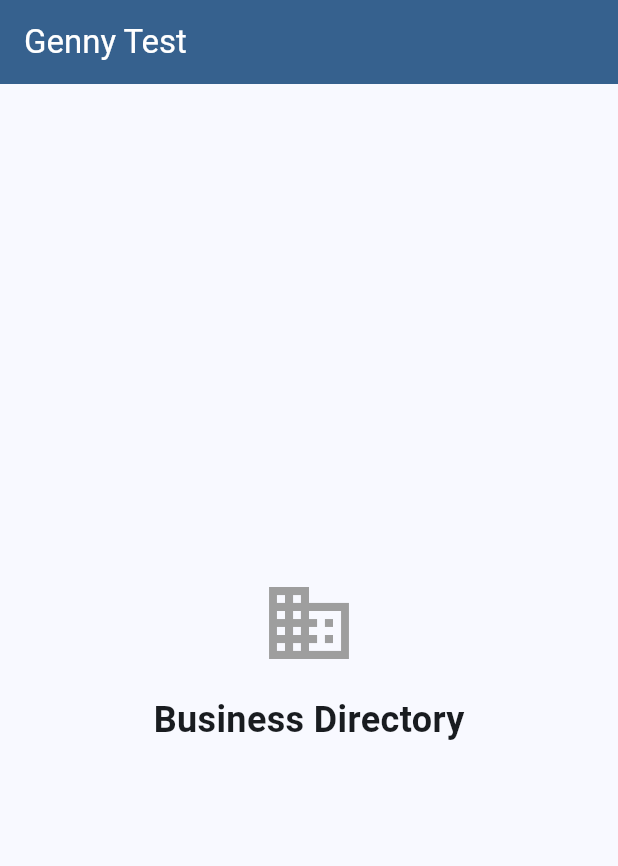
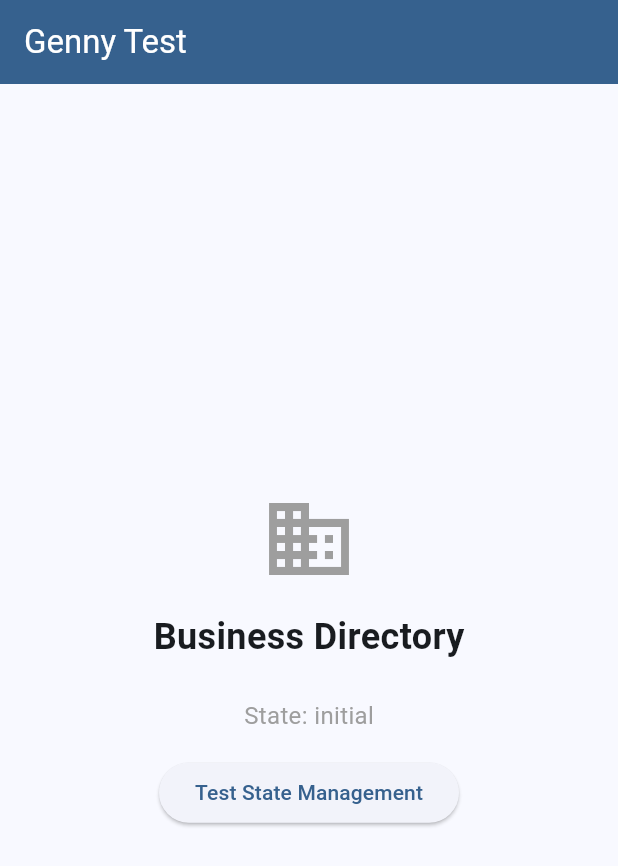
Before and after one commit to FarhanAbid01/geny_test, a Flutter app: the screen it shows after launch, on a phone screen of 412 x 824 dp. Shown: the top 866 px of the screen. Run offline on Flutter 3.47's test engine with Material 3 defaults, Android fonts, the phone set to English and light mode, and no system bars; our stand-ins replace equatable.

Commit message:
add data models and state management

```diff
--- a/lib/main.dart
+++ b/lib/main.dart
@@ -1,4 +1,6 @@
 import 'package:flutter/material.dart';
+import 'package:provider/provider.dart';
+import 'providers/business_provider.dart';
 
 void main() {
   runApp(const GennyTestApp());
@@ -9,7 +11,9 @@ class GennyTestApp extends StatelessWidget {
 
   @override
   Widget build(BuildContext context) {
-    return MaterialApp(
+    return ChangeNotifierProvider(
+      create: (_) => BusinessProvider(),
+      child: MaterialApp(
         title: 'Genny Test - Business Directory',
         debugShowCheckedModeBanner: false,
         theme: ThemeData(
@@ -18,6 +22,7 @@ class GennyTestApp extends StatelessWidget {
           useMaterial3: true,
         ),
         home: const ScaffoldScreen(),
+      ),
     );
   }
 }
@@ -33,26 +38,40 @@ class ScaffoldScreen extends StatelessWidget {
         backgroundColor: Theme.of(context).primaryColor,
         foregroundColor: Colors.white,
       ),
-      body: const Center(
+      body: Consumer<BusinessProvider>(
+        builder: (context, provider, child) {
+          return Center(
             child: Column(
               mainAxisAlignment: MainAxisAlignment.center,
               children: [
-            Icon(
+                const Icon(
                   Icons.business,
                   size: 64,
                   color: Colors.grey,
                 ),
-            SizedBox(height: 16),
-            Text(
+                const SizedBox(height: 16),
+                const Text(
                   'Business Directory',
                   style: TextStyle(
                     fontSize: 24,
                     fontWeight: FontWeight.bold,
                   ),
                 ),
-
+                const SizedBox(height: 24),
+                // Show state management working
+                Text(
+                  'State: ${provider.state.name}',
+                  style: const TextStyle(fontSize: 16, color: Colors.grey),
+                ),
+                const SizedBox(height: 16),
+                ElevatedButton(
+                  onPressed: () => provider.loadBusinesses(),
+                  child: const Text('Test State Management'),
+                ),
               ],
             ),
+          );
+        },
       ),
     );
   }
--- /dev/null
+++ b/lib/models/business.dart
@@ -0,0 +1,53 @@
+import 'package:equatable/equatable.dart';
+
+class Business extends Equatable {
+  final String id;
+  final String name;
+  final String location;
+  final String contactNumber;
+
+  const Business({
+    required this.id,
+    required this.name,
+    required this.location,
+    required this.contactNumber,
+  });
+
+  // Factory constructor to normalize messy JSON keys
+  factory Business.fromJson(Map<String, dynamic> json, {int? index}) {
+    return Business(
+      id: (index?.toString() ?? json['id']?.toString()) ??
+          DateTime.now().millisecondsSinceEpoch.toString(),
+      name: _validateAndNormalize(json['biz_name'] ?? json['name'] ?? ''),
+      location: _validateAndNormalize(json['bss_location'] ?? json['location'] ?? ''),
+      contactNumber: _validateAndNormalize(json['contct_no'] ?? json['contact'] ?? ''),
+    );
+  }
+
+  // Data validation and normalization
+  static String _validateAndNormalize(String value) {
+    if (value.isEmpty) return 'Not Available';
+    return value.trim();
+  }
+
+  Map<String, dynamic> toJson() {
+    return {
+      'id': id,
+      'name': name,
+      'location': location,
+      'contactNumber': contactNumber,
+    };
+  }
+
+  // Validation methods
+  bool get isValid => name != 'Not Available' && location != 'Not Available';
+
+  bool get hasValidContact => contactNumber != 'Not Available' &&
+      contactNumber.isNotEmpty;
+
+  @override
+  List<Object?> get props => [id, name, location, contactNumber];
+
+  @override
+  String toString() => 'Business(id: $id, name: $name, location: $location)';
+}
--- /dev/null
+++ b/lib/providers/business_provider.dart
@@ -0,0 +1,72 @@
+import 'package:flutter/foundation.dart';
+import '../models/business.dart';
+
+enum BusinessState {
+  initial,
+  loading,
+  loaded,
+  empty,
+  error
+}
+
+class BusinessProvider with ChangeNotifier {
+  BusinessState _state = BusinessState.initial;
+  List<Business> _businesses = [];
+  String? _errorMessage;
+
+  // Getters
+  BusinessState get state => _state;
+  List<Business> get businesses => List.unmodifiable(_businesses);
+  String? get errorMessage => _errorMessage;
+  bool get isLoading => _state == BusinessState.loading;
+  bool get hasError => _state == BusinessState.error;
+  bool get isEmpty => _state == BusinessState.empty;
+  bool get hasData => _businesses.isNotEmpty;
+
+  // Get business by ID
+  Business? getBusinessById(String id) {
+    try {
+      return _businesses.firstWhere((business) => business.id == id);
+    } catch (e) {
+      return null;
+    }
+  }
+
+  // Mock method for now - will be implemented with service in next commit
+  Future<void> loadBusinesses({bool forceRefresh = false}) async {
+    _setState(BusinessState.loading);
+
+    // Simulate loading delay
+    await Future.delayed(const Duration(seconds: 1));
+
+    // Mock data for testing state management
+    _businesses = [
+      const Business(
+        id: '1',
+        name: 'Sample Business',
+        location: 'Sample Location',
+        contactNumber: '+1 234 567 8900',
+      ),
+    ];
+
+    _errorMessage = null;
+    _setState(BusinessState.loaded);
+  }
+
+  // Retry loading
+  Future<void> retry() async {
+    await loadBusinesses(forceRefresh: true);
+  }
+
+  // Refresh data
+  Future<void> refresh() async {
+    await loadBusinesses(forceRefresh: true);
+  }
+
+  void _setState(BusinessState newState) {
+    if (_state != newState) {
+      _state = newState;
+      notifyListeners();
+    }
+  }
+}
```
Lines whose indentation alone changed are shown as unchanged.
